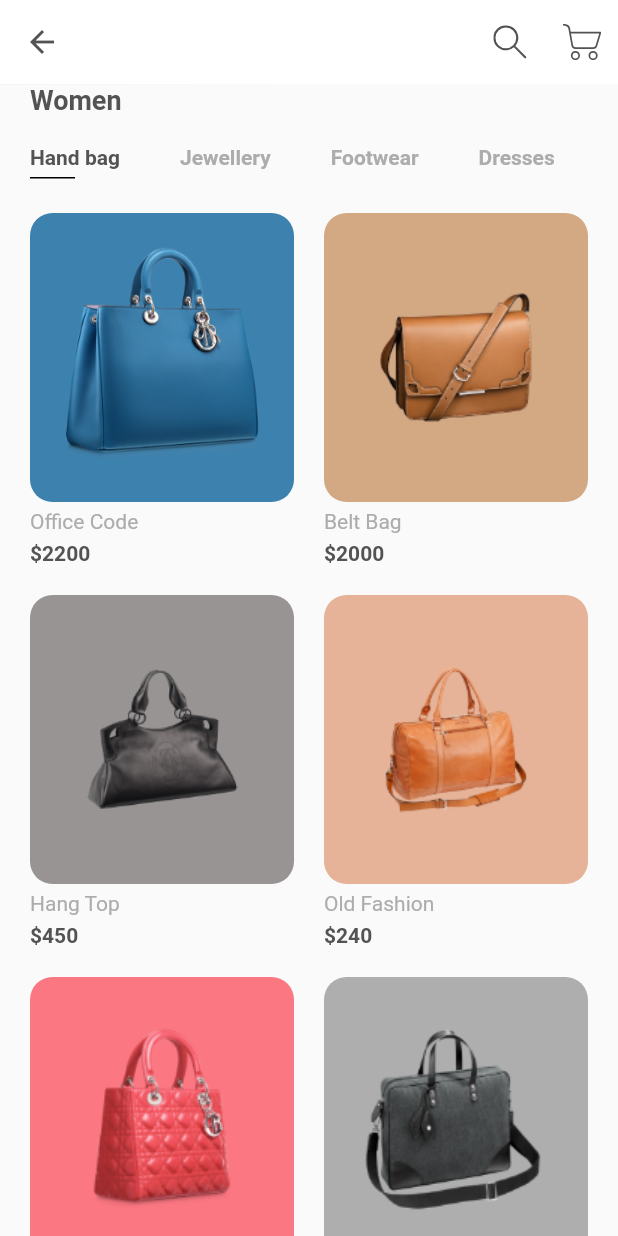
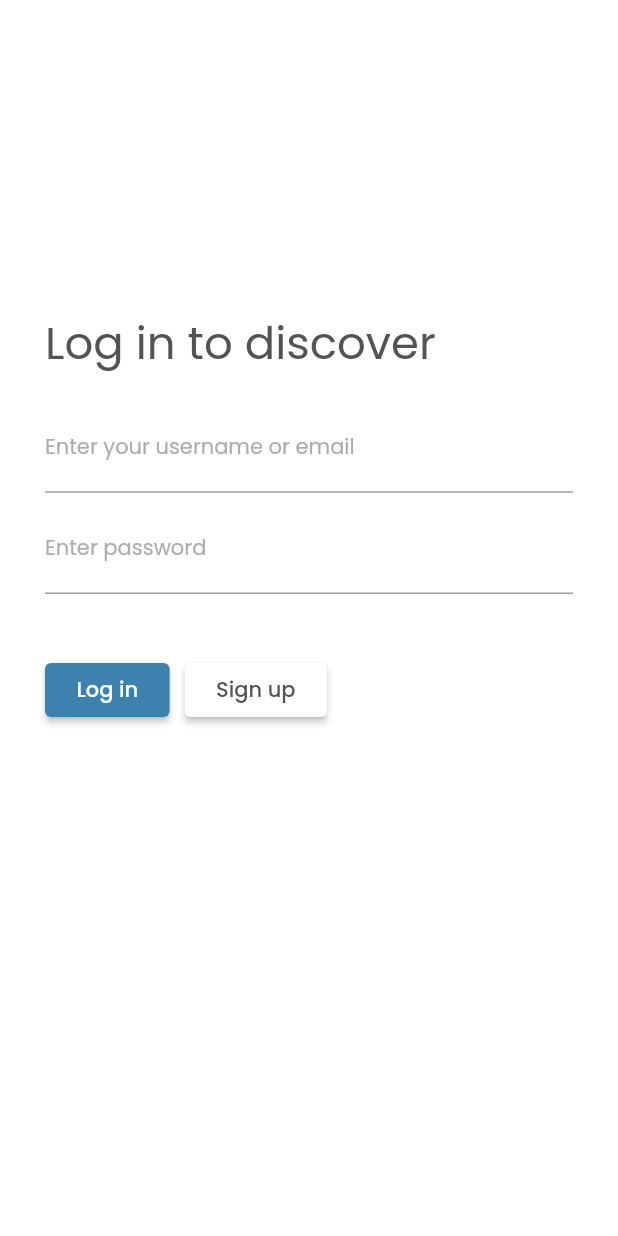
Before and after one commit to michaelAngelo1/flutter_ecommerce, a Flutter app: the screen it shows after launch, on a phone screen of 412 x 824 dp. Run offline on Flutter 3.47's test engine with Material 2 defaults, Android fonts, the phone set to English and light mode, and no system bars; our stand-ins replace flutter_svg, google_fonts.

Commit message:
adding login screen

```diff
--- a/lib/constants.dart
+++ b/lib/constants.dart
@@ -2,5 +2,7 @@ import 'package:flutter/material.dart';
 
 const kTextColor = Color.fromRGBO(83, 83, 83, 1);
 const kTextLightColor = Color(0xFFACACAC);
-
 const kDefaultPadding = 20.0;
+const kPrimaryColor = Colors.white24;
+const kSecondaryColor = Colors.white;
+const kCallToActionColor = Color(0xFF3D82AE);
--- a/lib/main.dart
+++ b/lib/main.dart
@@ -2,7 +2,7 @@ import 'dart:async';
 
 import 'package:flutter/material.dart';
 import 'package:flutter_ecommerce/constants.dart';
-import 'package:flutter_ecommerce/screens/home/home_screen.dart';
+import 'package:flutter_ecommerce/screens/home/login_screen.dart';
 import 'package:google_fonts/google_fonts.dart';
 
 void main() {
@@ -44,7 +44,7 @@ class _SplashScreenState extends State<SplashScreen> with SingleTickerProviderSt
       duration: const Duration(seconds: 3),
     );
 
-    _animationController.forward().then((_) => Navigator.of(context).pushReplacement(MaterialPageRoute(builder: (context) => const HomeScreen())));
+    _animationController.forward().then((_) => Navigator.of(context).pushReplacement(MaterialPageRoute(builder: (context) => const LoginScreen())));
   }
 
   @override
@@ -61,17 +61,13 @@ class _SplashScreenState extends State<SplashScreen> with SingleTickerProviderSt
         child: ScaleTransition(
           scale: _animationController.drive(
             Tween<double>(
-              begin: 1,
+              begin: 1.5,
               end: 1.5,
             ).chain(
               CurveTween(curve: Curves.ease),
             ),
           ),
           child: Container(
-            decoration: BoxDecoration(
-              color: Color(0xFF3D82AE),
-              borderRadius: BorderRadius.circular(125),
-            ),
             child: Padding(
               padding: const EdgeInsets.all(kDefaultPadding),
               child: Column(
@@ -79,10 +75,10 @@ class _SplashScreenState extends State<SplashScreen> with SingleTickerProviderSt
                 children: <Widget>[
                   Text(
                     "Stylecommerce",
-                    style: GoogleFonts.lato(
-                      fontSize: 28.0,
-                      fontWeight: FontWeight.w700,
-                      color: Colors.white,
+                    style: GoogleFonts.poppins(
+                      fontSize: 20.0,
+                      fontWeight: FontWeight.w600,
+                      color: Colors.blueAccent,
                     )
                   ),
                   const SizedBox(height: 5.0),
@@ -91,7 +87,7 @@ class _SplashScreenState extends State<SplashScreen> with SingleTickerProviderSt
                     style: GoogleFonts.lato(
                       fontSize: 13.0,
                       fontWeight: FontWeight.w500,
-                      color: Colors.white,
+                      color: Colors.blueAccent,
                     )
                   ),
                 ],
--- a/lib/screens/home/components/body.dart
+++ b/lib/screens/home/components/body.dart
@@ -11,7 +11,11 @@ class Body extends StatelessWidget {
 
   @override
   Widget build(BuildContext context) {
-    return Column(
+    return Container(
+      decoration: const BoxDecoration(
+        color: kPrimaryColor,
+      ),
+      child: Column(
         crossAxisAlignment: CrossAxisAlignment.start,
         children: <Widget>[
           const Padding(
@@ -45,6 +49,7 @@ class Body extends StatelessWidget {
             )
           )
         ]
+      ),
     );
   }
 }
--- a/lib/screens/home/home_screen.dart
+++ b/lib/screens/home/home_screen.dart
@@ -1,10 +1,15 @@
 import 'package:flutter/material.dart';
+import 'package:flutter_ecommerce/screens/home/login_screen.dart';
 import 'package:flutter_svg/svg.dart';
 import 'package:flutter_ecommerce/constants.dart';
 import 'package:flutter_ecommerce/screens/home/components/body.dart';
 
 class HomeScreen extends StatelessWidget {
-  const HomeScreen({super.key});
+  final String username;
+  const HomeScreen({
+    super.key,
+    required this.username,
+  });
 
   @override
   Widget build(BuildContext context) {
@@ -23,7 +28,9 @@ class HomeScreen extends StatelessWidget {
           Icons.arrow_back,
           color: kTextColor,
         ),
-        onPressed: () {},
+        onPressed: () {
+
+        },
       ),
       actions: <Widget>[
         IconButton(
--- /dev/null
+++ b/lib/screens/home/login_screen.dart
@@ -0,0 +1,145 @@
+import 'package:flutter/src/widgets/framework.dart';
+import 'package:flutter/src/widgets/placeholder.dart';
+import 'package:flutter/material.dart';
+import 'package:flutter_ecommerce/constants.dart';
+import 'package:flutter_ecommerce/screens/home/home_screen.dart';
+import 'package:google_fonts/google_fonts.dart';
+
+class LoginScreen extends StatefulWidget {
+  const LoginScreen({super.key});
+
+  @override
+  State<LoginScreen> createState() => _LoginScreenState();
+}
+
+class _LoginScreenState extends State<LoginScreen> {
+  final _formKey = GlobalKey<FormState>();
+  late String username;
+  @override
+  Widget build(BuildContext context) {
+    return Scaffold(
+      body: SizedBox(
+        width: MediaQuery.of(context).size.width,
+        height: MediaQuery.of(context).size.height,
+        child: Container(
+          padding: const EdgeInsets.all(kDefaultPadding / 2),
+          decoration: const BoxDecoration(
+            color: kSecondaryColor,
+          ),
+          child: Center(
+            child: Container(
+              padding: const EdgeInsets.symmetric(horizontal: kDefaultPadding),
+              width: MediaQuery.of(context).size.width,
+              height: MediaQuery.of(context).size.height / 2,
+              decoration: const BoxDecoration(
+                color: Colors.transparent,
+              ),
+              child: Form(
+                key: _formKey,
+                child: Column(
+                  children: <Widget>[
+                    Row(
+                      children: [
+                        Text(
+                          "Log in to discover",
+                          style: GoogleFonts.poppins(
+                            fontSize: 30.0,
+                            color: kTextColor,
+                          )
+                        ),
+                        Expanded(
+                          flex: 2,
+                          child: Container(
+                            color: Colors.transparent,
+                            width: 100,
+                          )
+                        ),
+                      ],
+                    ),
+                    const SizedBox(height: kDefaultPadding),
+                    TextFormField(
+                      decoration: InputDecoration(
+                        labelText: 'Enter your username or email',
+                        labelStyle: GoogleFonts.poppins(
+                          fontSize: 14.0,
+                          fontWeight: FontWeight.w400,
+                          color: kTextLightColor,
+                        )
+                      ),
+                      validator: (value) {
+                        if (value == null || value.isEmpty) {
+                          return 'Enter your username';
+                        }
+                        else {
+                          username = value;
+                        }
+                      },
+                    ),
+                    const SizedBox(height: kDefaultPadding / 2),
+                    TextFormField(
+                      decoration: InputDecoration(
+                        labelText: 'Enter password',
+                        labelStyle: GoogleFonts.poppins(
+                          fontSize: 14.0,
+                          fontWeight: FontWeight.w400,
+                          color: kTextLightColor,
+                        )
+                      ),
+                      validator: (value) {
+                        if (value == null || value.isEmpty) {
+                          return 'Enter your password';
+                        }
+                        return null;
+                      },
+                    ),
+                    const SizedBox(height: kDefaultPadding * 2),
+                    Row(
+                      children: [
+                        ElevatedButton(
+                          onPressed: () {
+                            if (_formKey.currentState!.validate()) {
+                              Navigator.push(context, MaterialPageRoute(builder: (context) => HomeScreen(username: username)));
+                            }
+                          },
+                          style: const ButtonStyle(
+                            backgroundColor: MaterialStatePropertyAll(kCallToActionColor)
+                          ),
+                          child: Padding(
+                            padding: EdgeInsets.all(kDefaultPadding / 4),
+                            child: Text(
+                              "Log in",
+                              style: GoogleFonts.poppins(
+                                color: Colors.white,
+                              )
+                            ),
+                          )
+                        ),
+                        const SizedBox(width: kDefaultPadding / 2),
+                        ElevatedButton(
+                          onPressed: () {
+                          },
+                          style: ElevatedButton.styleFrom(
+                            backgroundColor: Colors.white,
+                          ),
+                          child: Padding(
+                            padding: const EdgeInsets.all(kDefaultPadding / 4),
+                            child: Text(
+                              "Sign up",
+                              style: GoogleFonts.poppins(
+                                color: kTextColor,
+                              )
+                            ),
+                          )
+                        ),
+                      ],
+                    )
+                  ]
+                ),
+              )
+            )
+          )
+        )
+      ),
+    );
+  }
+}
```
Lines whose indentation alone changed are shown as unchanged.
